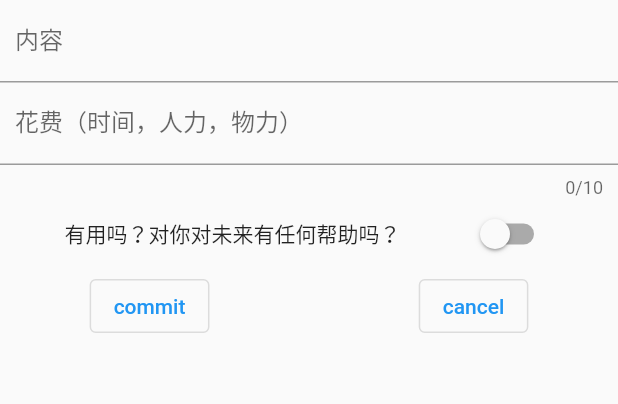
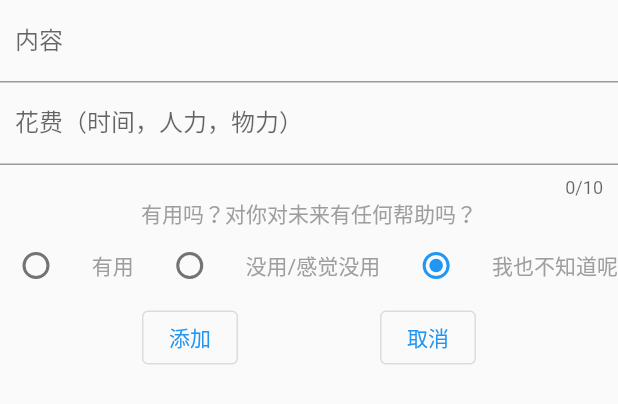
Before and after one commit to adoontheway/coward_saviour, a Flutter app: the AddRecordView widget shown alone on an empty page, opened directly, on a phone screen of 412 x 824 dp. Shown: the top 404 px of the screen. Run offline on Flutter 3.47's test engine with Material 2 defaults, Android fonts, the phone set to English and light mode, and no system bars.

Commit message:
auto update after adding succeed!

```diff
--- /dev/null
+++ b/lib/global.dart
@@ -0,0 +1,2 @@
+// current version:for upgrade use
+const String Version = '0.0.1';
--- a/lib/pages/motives.dart
+++ b/lib/pages/motives.dart
@@ -3,6 +3,8 @@
 import 'package:flutter/material.dart';
 
 class MotivationPage extends StatefulWidget {
+  final Key key;
+  const MotivationPage(this.key);
   @override
   _MotivationPageState createState() => _MotivationPageState();
 }
--- a/lib/pages/records.dart
+++ b/lib/pages/records.dart
@@ -1,6 +1,8 @@
 import 'package:flutter/material.dart';
 
 class RecordPage extends StatefulWidget {
+  final Key key;
+  const RecordPage(this.key);
   @override
   _RecordPageState createState() => _RecordPageState();
 }
--- a/lib/pages/targets.dart
+++ b/lib/pages/targets.dart
@@ -1,6 +1,8 @@
 import 'package:flutter/material.dart';
 
 class TargetPage extends StatefulWidget {
+  final Key key;
+  const TargetPage(this.key);
   @override
   _TargetPageState createState() => _TargetPageState();
 }
--- /dev/null
+++ b/lib/theme.dart
@@ -0,0 +1,14 @@
+//Font Size
+import 'package:flutter/material.dart';
+
+const double FontSizeInput = 16;
+const double FontSizeLabel = 14;
+const double FontSizeTitle = 24;
+
+//Text Color
+const Color TextInputColor = Colors.black;
+const Color TextLabelColor = Colors.grey;
+const Color TextTitleColor = Colors.blue;
+
+const TextStyle InputStyleNormal =
+    TextStyle(fontSize: FontSizeInput, color: TextInputColor);
--- a/lib/view/add_record.dart
+++ b/lib/view/add_record.dart
@@ -1,6 +1,9 @@
+import 'package:coward_saver/theme.dart';
 import 'package:coward_saver/model/profile.dart';
 import 'package:flutter/material.dart';
 import 'package:flutter/services.dart';
+
+enum RecordUseful { Useful, Useless, UNKNOWN }
 
 class AddRecordView extends StatefulWidget {
   @override
@@ -8,7 +11,7 @@ class AddRecordView extends StatefulWidget {
 }
 
 class _AddRecordViewState extends State<AddRecordView> {
-  bool _useful = false; //当前做的事情是否有用
+  RecordUseful _useful = RecordUseful.Useful; //当前做的事情是否有用
   TextEditingController _recordController = TextEditingController();
   TextEditingController _costController = TextEditingController();
 
@@ -16,6 +19,12 @@ class _AddRecordViewState extends State<AddRecordView> {
     int cost = int.parse(_costController.text);
     Profile.addRecord(_recordController.text, DateTime.now(), cost);
     Navigator.of(context).pop(true);
+  }
+
+  void _onUseful(value) {
+    setState(() {
+      _useful = value;
+    });
   }
 
   @override
@@ -29,11 +38,13 @@ class _AddRecordViewState extends State<AddRecordView> {
               contentPadding: const EdgeInsets.all(10.0),
               labelText: "内容",
             ),
+            style: InputStyleNormal,
           ),
           TextField(
             controller: _costController,
             maxLines: 1,
             maxLength: 10,
+            style: InputStyleNormal,
             keyboardType: TextInputType.number,
             inputFormatters: <TextInputFormatter>[
               FilteringTextInputFormatter.digitsOnly
@@ -43,17 +54,42 @@ class _AddRecordViewState extends State<AddRecordView> {
               labelText: "花费（时间，人力，物力）",
             ),
           ),
+          Text(
+            "有用吗？对你对未来有任何帮助吗？",
+            style: TextStyle(fontSize: FontSizeLabel, color: TextLabelColor),
+          ),
           Row(
-            mainAxisAlignment: MainAxisAlignment.spaceEvenly,
+            mainAxisAlignment: MainAxisAlignment.spaceBetween,
             children: <Widget>[
-              Text("有用吗？对你对未来有任何帮助吗？"),
-              Switch(
-                value: _useful,
-                onChanged: (value) {
-                  setState(() {
-                    _useful = !_useful;
-                  });
-                },
+              Radio(
+                groupValue: this._useful,
+                value: RecordUseful.Useless,
+                onChanged: _onUseful,
+              ),
+              Text(
+                '有用',
+                style:
+                    TextStyle(color: TextLabelColor, fontSize: FontSizeLabel),
+              ),
+              Radio(
+                groupValue: this._useful,
+                value: RecordUseful.UNKNOWN,
+                onChanged: _onUseful,
+              ),
+              Text(
+                '没用/感觉没用',
+                style:
+                    TextStyle(color: TextLabelColor, fontSize: FontSizeLabel),
+              ),
+              Radio(
+                groupValue: this._useful,
+                value: RecordUseful.Useful,
+                onChanged: _onUseful,
+              ),
+              Text(
+                '我也不知道呢',
+                style:
+                    TextStyle(color: TextLabelColor, fontSize: FontSizeLabel),
               ),
             ],
           ),
@@ -61,15 +97,18 @@ class _AddRecordViewState extends State<AddRecordView> {
             mainAxisAlignment: MainAxisAlignment.spaceEvenly,
             children: [
               OutlinedButton(
-                  child: Text("commit"),
+                  child: Text(
+                    "添加",
+                    style: TextStyle(fontSize: FontSizeLabel),
+                  ),
                   onPressed: () {
                     _addRecord();
                   }),
-              SizedBox(
-                width: 20,
-              ),
               OutlinedButton(
-                  child: Text("cancel"),
+                  child: Text(
+                    "取消",
+                    style: TextStyle(fontSize: FontSizeLabel),
+                  ),
                   onPressed: () {
                     Navigator.of(context).pop(false);
                   })
```
Also changed, not shown: lib/main.dart (+29 -14 lines).
